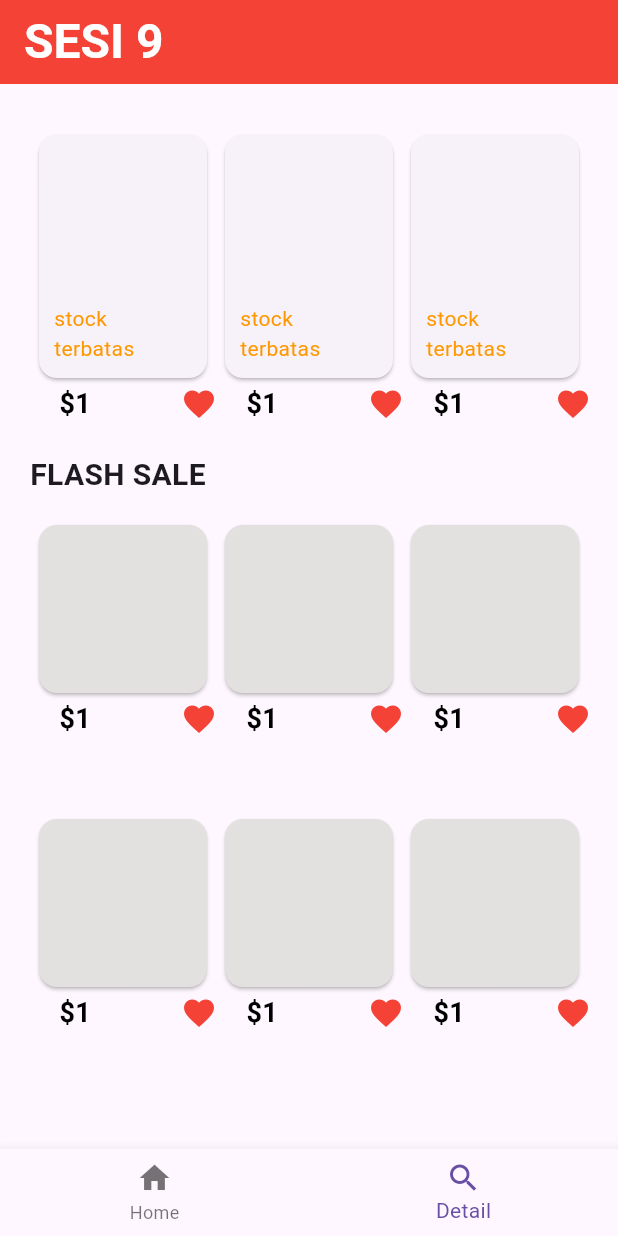
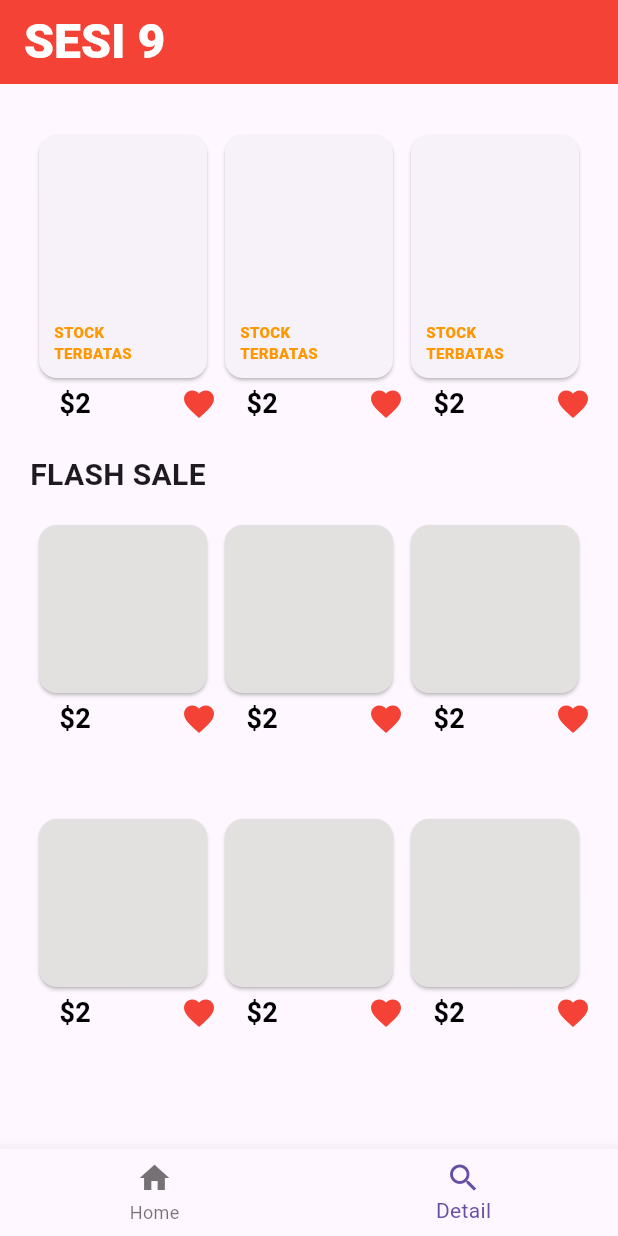
Before and after one commit to vanakun/praktikum3, a Flutter app: the DetailPage screen opened by its route, after a tap on "Tagihan", on a phone screen of 412 x 824 dp. Run offline on Flutter 3.47's test engine with Material 3 defaults, Android fonts, the phone set to English and light mode, and no system bars.

Commit message:
fix navbar

```diff
--- a/lib/auth/login.dart
+++ b/lib/auth/login.dart
@@ -19,7 +19,7 @@ class _LoginState extends State<Login> {
           'SESI 9',
           style: TextStyle(
             color: const Color.fromARGB(255, 255, 255, 255),
-            fontWeight: FontWeight.bold,
+            fontWeight: FontWeight.w900,
             fontSize: 32.0,
           ),
         ),
--- a/lib/component/BottomNavigationBar.dart
+++ b/lib/component/BottomNavigationBar.dart
@@ -13,7 +13,12 @@ class MyBottomNavigationBar extends StatelessWidget {
 Widget build(BuildContext context) {
   return BottomNavigationBar(
     currentIndex: currentIndex,
-      onTap: onTap,
+    onTap: (index) {
+      // Add validation to prevent tapping the current tab
+      if (index != currentIndex) {
+        onTap(index);
+      }
+    },
     items: [
       BottomNavigationBarItem(
         icon: Icon(Icons.home),
@@ -23,7 +28,7 @@ class MyBottomNavigationBar extends StatelessWidget {
         icon: Icon(Icons.search),
         label: 'Detail',
       ),
-        // Tambahkan item lain sesuai kebutuhan
+      // Add other items as needed
     ],
   );
 }
--- a/lib/pages/detail.dart
+++ b/lib/pages/detail.dart
@@ -63,7 +63,7 @@ class _DetailPageState extends State<DetailPage> {
           Padding(
             padding: const EdgeInsets.only(left: 19.5),
             child: Text(
-              '\$1',
+              '\$2',
               style: TextStyle(
                 color: Colors.black,
                 fontWeight: FontWeight.bold,
@@ -96,8 +96,12 @@ class _DetailPageState extends State<DetailPage> {
             child: Padding(
               padding: const EdgeInsets.all(10.0),
               child: Text(
-                  stockMessage,
-                  style: TextStyle(color: Colors.orange),
+                stockMessage.toUpperCase(), // Convert to uppercase
+                style: TextStyle(
+                  color: Colors.orange,
+                  fontWeight: FontWeight.w800,
+                  fontSize: 10, // Make the text bold
+                ),
               ),
             ),
           ),
@@ -110,6 +114,7 @@ class _DetailPageState extends State<DetailPage> {
   );
 }
 
+
   @override
   Widget build(BuildContext context) {
     return Scaffold(
@@ -118,7 +123,7 @@ class _DetailPageState extends State<DetailPage> {
           'SESI 9',
           style: TextStyle(
             color: const Color.fromARGB(255, 255, 255, 255),
-            fontWeight: FontWeight.bold,
+            fontWeight: FontWeight.w900,
             fontSize: 32.0,
           ),
         ),
--- a/lib/pages/home.dart
+++ b/lib/pages/home.dart
@@ -20,7 +20,7 @@ class _HomePageState extends State<HomePage> {
           'SESI 9',
           style: TextStyle(
             color: const Color.fromARGB(255, 255, 255, 255),
-            fontWeight: FontWeight.bold,
+            fontWeight: FontWeight.w900,
             fontSize: 32.0,
           ),
         ),
@@ -43,12 +43,24 @@ class _HomePageState extends State<HomePage> {
                     ),
                   ),
                   SizedBox(width: 10),
+                Column(
+                    crossAxisAlignment: CrossAxisAlignment.start,
+                    children: [
                       Text(
-                    'Live Now\n11.11 Sale',
+                        'Live Now',
+                        style: TextStyle(
+                          fontSize: 26,
+                          fontWeight: FontWeight.bold,
+                        ),
+                      ),
+                      Text(
+                        '11.11 Sale',
                         style: TextStyle(
                           fontSize: 16,
-                      fontWeight: FontWeight.bold,
+                          fontWeight: FontWeight.w600,
                         ),
+                      ),
+                    ],
                   ),
                 ],
               ),
@@ -62,13 +74,26 @@ class _HomePageState extends State<HomePage> {
                       height: 125.0,
                       child: Card(
                        child: Center(
-                          child: Text(
-                            '11.11\n19 PM',
+                          child: Column(
+                            mainAxisAlignment: MainAxisAlignment.center, // Center text vertically
+                            children: [
+                              Text(
+                                '11.11',
                                 style: TextStyle(
                                   fontSize: 18,
                                   fontWeight: FontWeight.bold,
                                 ),
                                 textAlign: TextAlign.center,
+                              ),
+                              Text(
+                                '19 PM',
+                                style: TextStyle(
+                                  fontSize: 12, // Set the desired smaller font size
+                                  fontWeight: FontWeight.bold,
+                                ),
+                                textAlign: TextAlign.center,
+                              ),
+                            ],
                           ),
                         ),
                       ),
@@ -179,12 +204,26 @@ class _HomePageState extends State<HomePage> {
                       height: 125.0,
                       child: Card(
                         child: Center(
-                          child: Text(
-                            '11.11\n19 PM',
+                          child: Column(
+                            mainAxisAlignment: MainAxisAlignment.center, // Center text vertically
+                            children: [
+                              Text(
+                                '11.11',
                                 style: TextStyle(
                                   fontSize: 18,
                                   fontWeight: FontWeight.bold,
                                 ),
+                                textAlign: TextAlign.center,
+                              ),
+                              Text(
+                                '19 PM',
+                                style: TextStyle(
+                                  fontSize: 12, // Set the desired smaller font size
+                                  fontWeight: FontWeight.bold,
+                                ),
+                                textAlign: TextAlign.center,
+                              ),
+                            ],
                           ),
                         ),
                       ),
```
Lines whose indentation alone changed are shown as unchanged.
